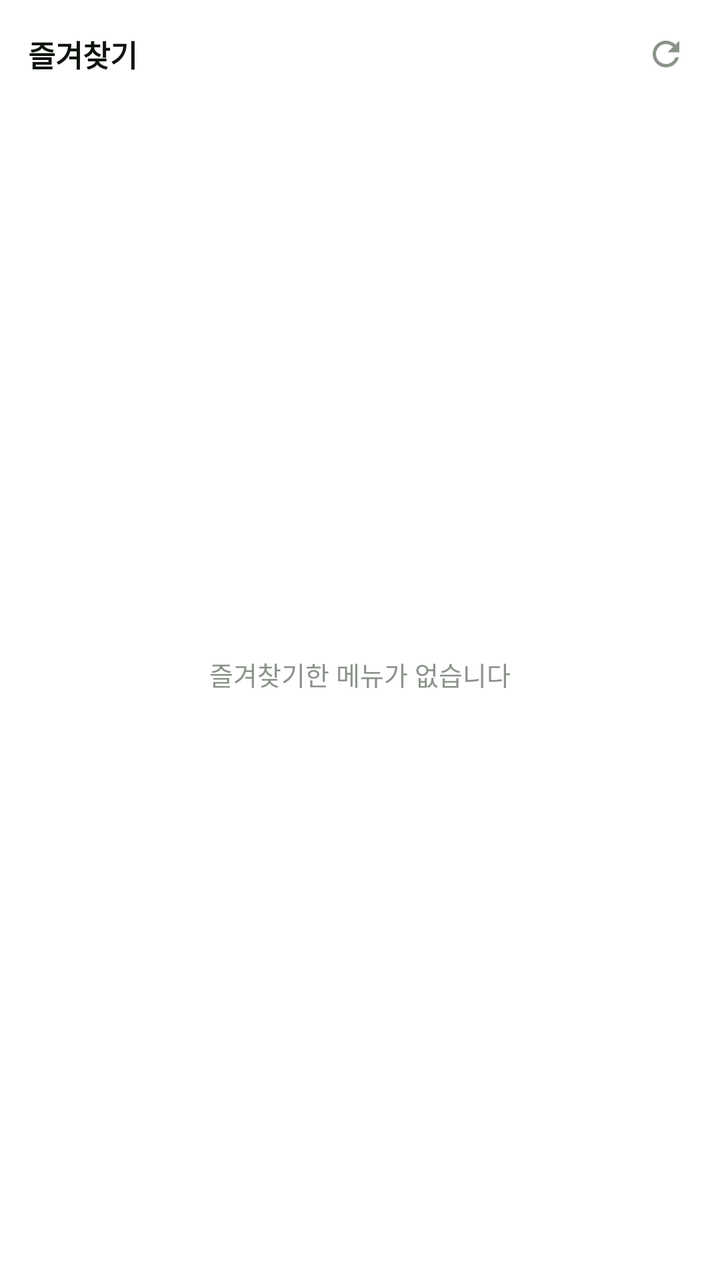
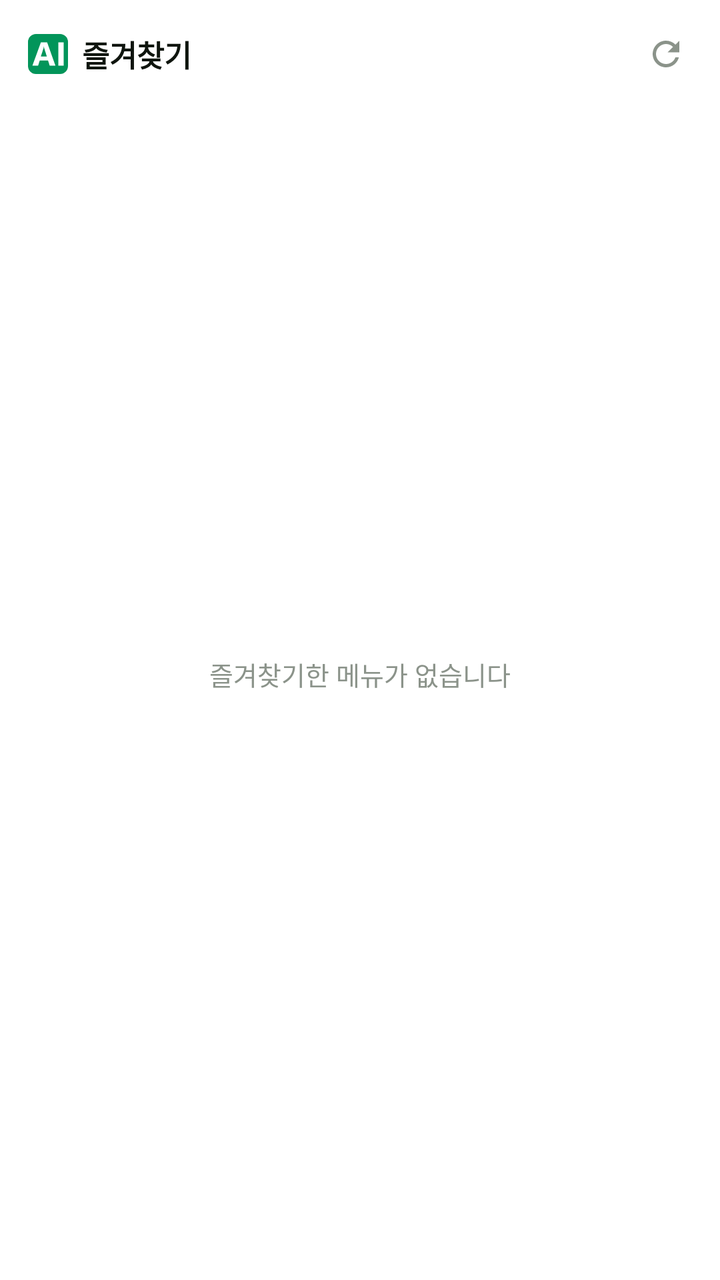

Compare the two renders of this Android layout. The source of the first and the diff that turns it into the second are given below.
<!-- AndroidManifest.xml: application theme Theme.HFDashboard -->
<!-- res/layout/widget_favorites.xml -->
<?xml version="1.0" encoding="utf-8"?>
<LinearLayout xmlns:android="http://schemas.android.com/apk/res/android"
    android:layout_width="match_parent"
    android:layout_height="match_parent"
    android:orientation="vertical"
    android:background="@drawable/widget_background"
    android:padding="14dp">

    <LinearLayout
        android:id="@+id/widget_header"
        android:layout_width="match_parent"
        android:layout_height="wrap_content"
        android:orientation="horizontal"
        android:gravity="center_vertical"
        android:paddingBottom="8dp">

        <TextView
            android:id="@+id/widget_title"
            android:layout_width="0dp"
            android:layout_height="wrap_content"
            android:layout_weight="1"
            android:text="@string/favorites_widget_title"
            android:textColor="@color/widget_text"
            android:textSize="15sp"
            android:textStyle="bold" />

        <ImageView
            android:id="@+id/widget_refresh"
            android:layout_width="26dp"
            android:layout_height="26dp"
            android:padding="3dp"
            android:src="@drawable/ic_refresh"
            android:contentDescription="@string/refresh"
            android:tint="@color/widget_text_muted" />
    </LinearLayout>

    <FrameLayout
        android:layout_width="match_parent"
        android:layout_height="0dp"
        android:layout_weight="1">

        <ListView
            android:id="@+id/widget_list"
            android:layout_width="match_parent"
            android:layout_height="match_parent"
            android:divider="@null"
            android:dividerHeight="0dp" />

        <TextView
            android:id="@+id/widget_empty"
            android:layout_width="match_parent"
            android:layout_height="match_parent"
            android:gravity="center"
            android:text="@string/favorites_empty"
            android:textColor="@color/widget_text_muted"
            android:textSize="13sp" />
    </FrameLayout>
</LinearLayout>
<!-- resources referenced by this layout -->
<resources>
  <color name="widget_text">#0F150E</color>
  <color name="widget_text_muted">#8B938A</color>
  <!-- drawable ic_refresh (drawable) -->
  <vector xmlns:android="http://schemas.android.com/apk/res/android"
      android:width="24dp"
      android:height="24dp"
      android:viewportWidth="24"
      android:viewportHeight="24"
      android:tint="#000000">
      <path
          android:fillColor="#FFFFFF"
          android:pathData="M17.65,6.35C16.2,4.9 14.21,4 12,4c-4.42,0 -7.99,3.58 -7.99,8s3.57,8 7.99,8c3.73,0 6.84,-2.55 7.73,-6h-2.08c-0.82,2.33 -3.04,4 -5.65,4 -3.31,0 -6,-2.69 -6,-6s2.69,-6 6,-6c1.66,0 3.14,0.69 4.22,1.78L13,11h7V4l-2.35,2.35z" />
  </vector>
  <!-- drawable widget_background (drawable) -->
  <?xml version="1.0" encoding="utf-8"?>
  <shape xmlns:android="http://schemas.android.com/apk/res/android"
      android:shape="rectangle">
      <solid android:color="@color/widget_bg" />
      <corners android:radius="22dp" />
  </shape>
  <string name="favorites_empty">즐겨찾기한 메뉴가 없습니다</string>
  <string name="favorites_widget_title">즐겨찾기</string>
  <string name="refresh">새로고침</string>
  <style name="Theme.HFDashboard" parent="Theme.AppCompat.DayNight.NoActionBar">
          <item name="android:windowBackground">@color/window_bg</item>
          <item name="android:windowLightStatusBar">false</item>
      </style>
  <color name="widget_bg">#FFFFFF</color>
  <color name="window_bg">#FFFFFF</color>
</resources>

<!-- the commit's change to res/layout/widget_favorites.xml (unified diff, before → after) -->
@@ -13,6 +13,14 @@
         android:orientation="horizontal"
         android:gravity="center_vertical"
         android:paddingBottom="8dp">
+
+        <ImageView
+            android:id="@+id/widget_logo"
+            android:layout_width="20dp"
+            android:layout_height="20dp"
+            android:layout_marginEnd="7dp"
+            android:src="@drawable/ic_logo"
+            android:contentDescription="@string/app_name" />
 
         <TextView
             android:id="@+id/widget_title"
<!-- resource entries referenced after the edit -->
@@ -2,6 +2,25 @@
 <resources>
   <color name="widget_text">#0F150E</color>
   <color name="widget_text_muted">#8B938A</color>
+  <!-- drawable ic_logo (drawable) -->
+  <vector xmlns:android="http://schemas.android.com/apk/res/android"
+      android:width="44dp"
+      android:height="44dp"
+      android:viewportWidth="512"
+      android:viewportHeight="512">
+      <path
+          android:fillColor="#02955A"
+          android:pathData="M102,0 L410,0 A102,102 0 0 1 512,102 L512,410 A102,102 0 0 1 410,512 L102,512 A102,102 0 0 1 0,410 L0,102 A102,102 0 0 1 102,0 Z" />
+      <group
+          android:translateX="54.24"
+          android:translateY="405.37"
+          android:scaleX="0.20833"
+          android:scaleY="-0.20833">
+          <path
+              android:fillColor="#FFFFFF"
+              android:pathData="M1425 0H1073L971 319H461L360 0H10L532 1434H915ZM897 567 743 1049Q726 1103 719 1178H711Q706 1115 686 1053L530 567ZM1927 0H1604V1434H1927Z" />
+      </group>
+  </vector>
   <!-- drawable ic_refresh (drawable) -->
   <vector xmlns:android="http://schemas.android.com/apk/res/android"
       android:width="24dp"
@@ -20,6 +39,7 @@
       <solid android:color="@color/widget_bg" />
       <corners android:radius="22dp" />
   </shape>
+  <string name="app_name">AI 대시보드</string>
   <string name="favorites_empty">즐겨찾기한 메뉴가 없습니다</string>
   <string name="favorites_widget_title">즐겨찾기</string>
   <string name="refresh">새로고침</string>
